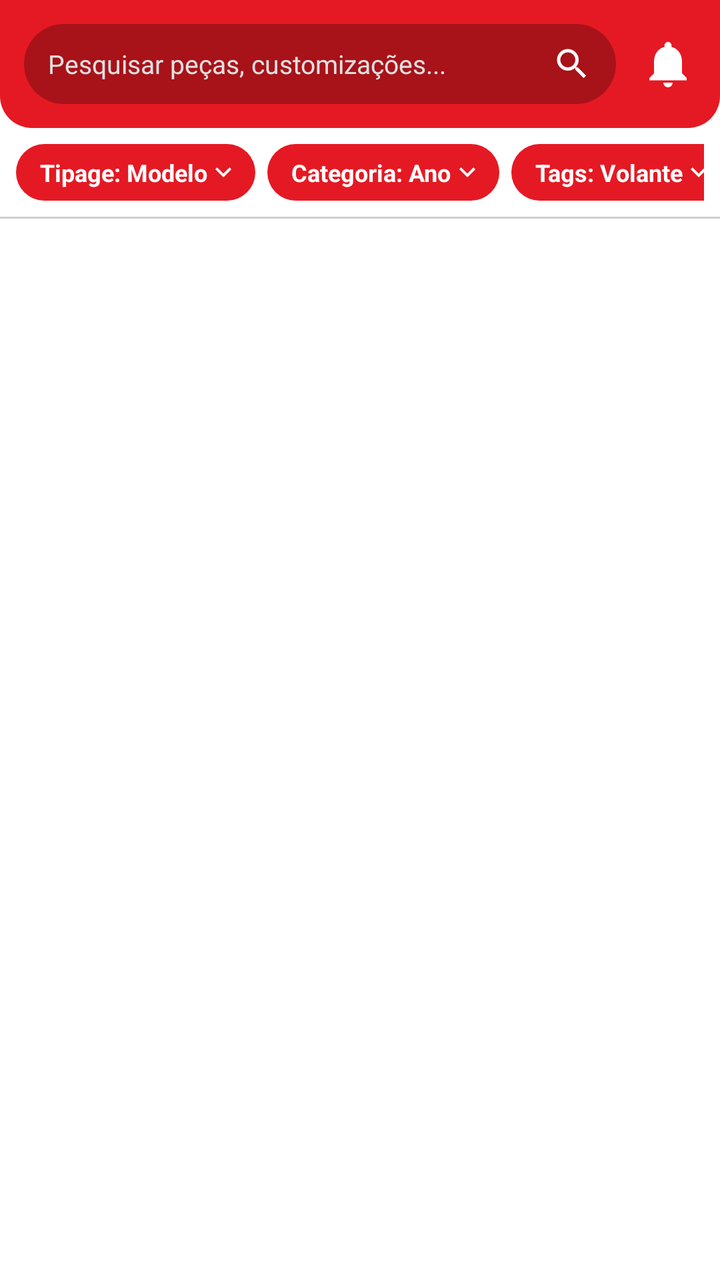
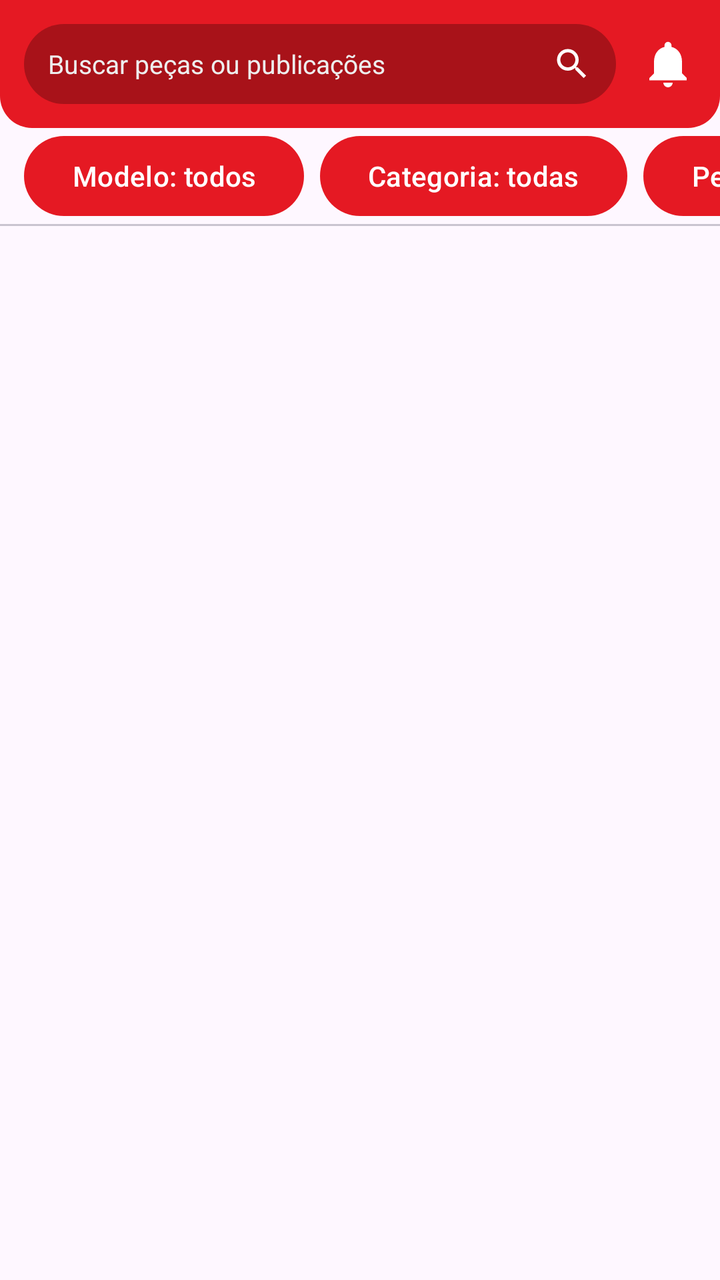

Screens rendered from an Android XML layout before and after an edit, with the pre-edit source and the edit as a unified diff.
<!-- AndroidManifest.xml: application theme Theme.App -->
<!-- res/layout/fragment_home.xml -->
<?xml version="1.0" encoding="utf-8"?>
<LinearLayout xmlns:android="http://schemas.android.com/apk/res/android"
    xmlns:app="http://schemas.android.com/apk/res-auto"
    xmlns:tools="http://schemas.android.com/tools"
    android:layout_width="match_parent"
    android:layout_height="match_parent"
    android:orientation="vertical"
    android:background="@color/white">

    
    <LinearLayout
        android:layout_width="match_parent"
        android:layout_height="wrap_content"
        android:background="@drawable/bg_red_header"
        android:orientation="horizontal"
        android:gravity="center_vertical"
        android:padding="12dp">

        <LinearLayout
            android:layout_width="0dp"
            android:layout_height="40dp"
            android:layout_weight="1"
            android:background="@drawable/bg_search_bar"
            android:orientation="horizontal"
            android:gravity="center_vertical"
            android:paddingStart="12dp"
            android:paddingEnd="12dp">

            <TextView
                android:layout_width="0dp"
                android:layout_height="wrap_content"
                android:layout_weight="1"
                android:text="Pesquisar peças, customizações..."
                android:textColor="#E0E0E0"
                android:textSize="13sp"
                android:ellipsize="end"
                android:maxLines="1" />

            <ImageView
                android:layout_width="20dp"
                android:layout_height="20dp"
                android:src="@drawable/ic_search"
                app:tint="@color/white"
                android:contentDescription="Search" />
        </LinearLayout>

        <ImageView
            android:id="@+id/btn_notifications"
            android:layout_width="28dp"
            android:layout_height="28dp"
            android:layout_marginStart="12dp"
            android:src="@drawable/ic_notifications"
            app:tint="@color/white"
            android:contentDescription="Notifications" />
    </LinearLayout>

    
    <HorizontalScrollView
        android:layout_width="match_parent"
        android:layout_height="wrap_content"
        android:scrollbars="none"
        android:padding="8dp">

        <LinearLayout
            android:layout_width="wrap_content"
            android:layout_height="wrap_content"
            android:orientation="horizontal"
            android:gravity="center_vertical">

            <LinearLayout
                android:layout_width="wrap_content"
                android:layout_height="wrap_content"
                android:background="@drawable/bg_red_pill"
                android:paddingStart="12dp"
                android:paddingEnd="8dp"
                android:paddingTop="6dp"
                android:paddingBottom="6dp"
                android:orientation="horizontal"
                android:gravity="center_vertical"
                android:layout_marginEnd="6dp">

                <TextView
                    android:layout_width="wrap_content"
                    android:layout_height="wrap_content"
                    android:text="Tipage: Modelo"
                    android:textColor="@color/white"
                    android:textSize="12sp"
                    android:textStyle="bold" />

                <ImageView
                    android:layout_width="16dp"
                    android:layout_height="16dp"
                    android:src="@drawable/ic_arrow_down"
                    app:tint="@color/white" />
            </LinearLayout>

            <LinearLayout
                android:layout_width="wrap_content"
                android:layout_height="wrap_content"
                android:background="@drawable/bg_red_pill"
                android:paddingStart="12dp"
                android:paddingEnd="8dp"
                android:paddingTop="6dp"
                android:paddingBottom="6dp"
                android:orientation="horizontal"
                android:gravity="center_vertical"
                android:layout_marginEnd="6dp">

                <TextView
                    android:layout_width="wrap_content"
                    android:layout_height="wrap_content"
                    android:text="Categoria: Ano"
                    android:textColor="@color/white"
                    android:textSize="12sp"
                    android:textStyle="bold" />

                <ImageView
                    android:layout_width="16dp"
                    android:layout_height="16dp"
                    android:src="@drawable/ic_arrow_down"
                    app:tint="@color/white" />
            </LinearLayout>

            <LinearLayout
                android:layout_width="wrap_content"
                android:layout_height="wrap_content"
                android:background="@drawable/bg_red_pill"
                android:paddingStart="12dp"
                android:paddingEnd="8dp"
                android:paddingTop="6dp"
                android:paddingBottom="6dp"
                android:orientation="horizontal"
                android:gravity="center_vertical"
                android:layout_marginEnd="12dp">

                <TextView
                    android:layout_width="wrap_content"
                    android:layout_height="wrap_content"
                    android:text="Tags: Volante"
                    android:textColor="@color/white"
                    android:textSize="12sp"
                    android:textStyle="bold" />

                <ImageView
                    android:layout_width="16dp"
                    android:layout_height="16dp"
                    android:src="@drawable/ic_arrow_down"
                    app:tint="@color/white" />
            </LinearLayout>

            <ImageView
                android:id="@+id/btn_chat_home"
                android:layout_width="28dp"
                android:layout_height="28dp"
                android:src="@drawable/ic_chat"
                app:tint="@color/black"
                android:contentDescription="Chat" />
        </LinearLayout>
    </HorizontalScrollView>

    <View
        android:layout_width="match_parent"
        android:layout_height="1dp"
        android:background="@color/gray_border" />

    <ProgressBar
        android:id="@+id/feed_progress"
        android:layout_width="wrap_content"
        android:layout_height="wrap_content"
        android:layout_gravity="center_horizontal"
        android:layout_margin="16dp" />

    <TextView
        android:id="@+id/feed_message"
        android:layout_width="match_parent"
        android:layout_height="wrap_content"
        android:padding="24dp"
        android:gravity="center"
        android:visibility="gone" />

    <com.google.android.material.button.MaterialButton
        android:id="@+id/retry_button"
        android:layout_width="wrap_content"
        android:layout_height="wrap_content"
        android:layout_gravity="center_horizontal"
        android:text="@string/feed_retry"
        android:visibility="gone" />

    <androidx.recyclerview.widget.RecyclerView
        android:id="@+id/feed_list"
        android:layout_width="match_parent"
        android:layout_height="0dp"
        android:layout_weight="1"
        android:clipToPadding="false"
        android:padding="12dp" />
</LinearLayout>
<!-- resources referenced by this layout -->
<resources>
  <color name="black">#FF000000</color>
  <color name="gray_border">#D0D0D0</color>
  <color name="white">#FFFFFFFF</color>
  <!-- drawable bg_red_header (drawable) -->
  <?xml version="1.0" encoding="utf-8"?>
  <shape xmlns:android="http://schemas.android.com/apk/res/android"
      android:shape="rectangle">
      <solid android:color="@color/red_primary" />
      <corners
          android:bottomLeftRadius="16dp"
          android:bottomRightRadius="16dp" />
  </shape>
  <!-- drawable bg_red_pill (drawable) -->
  <?xml version="1.0" encoding="utf-8"?>
  <shape xmlns:android="http://schemas.android.com/apk/res/android"
      android:shape="rectangle">
      <solid android:color="@color/red_primary" />
      <corners android:radius="16dp" />
  </shape>
  <!-- drawable bg_search_bar (drawable) -->
  <?xml version="1.0" encoding="utf-8"?>
  <shape xmlns:android="http://schemas.android.com/apk/res/android"
      android:shape="rectangle">
      <solid android:color="@color/red_dark" />
      <corners android:radius="20dp" />
  </shape>
  <!-- drawable ic_arrow_down (drawable) -->
  <vector xmlns:android="http://schemas.android.com/apk/res/android"
      android:width="24dp"
      android:height="24dp"
      android:viewportWidth="24"
      android:viewportHeight="24">
      <path
          android:fillColor="#FFFFFFFF"
          android:pathData="M7.41,8.58L12,13.17L16.59,8.58L18,10L12,16L6,10L7.41,8.58Z"/>
  </vector>
  <!-- drawable ic_chat (drawable) -->
  <vector xmlns:android="http://schemas.android.com/apk/res/android"
      android:width="24dp"
      android:height="24dp"
      android:viewportWidth="24"
      android:viewportHeight="24">
      <path
          android:fillColor="#FF000000"
          android:pathData="M20,2H4A2,2 0 0,0 2,4V22L6,18H20A2,2 0 0,0 22,16V4A2,2 0 0,0 20,2M20,16H5.17L4,17.17V4H20V16Z"/>
  </vector>
  <!-- drawable ic_notifications (drawable) -->
  <vector xmlns:android="http://schemas.android.com/apk/res/android"
      android:width="24dp"
      android:height="24dp"
      android:viewportWidth="24"
      android:viewportHeight="24">
      <path
          android:fillColor="#FFFFFFFF"
          android:pathData="M12,22A2,2 0 0,0 14,20H10A2,2 0 0,0 12,22M18,16V11C18,7.93 16.36,5.36 13.5,4.68V4A1.5,1.5 0 0,0 12,2.5A1.5,1.5 0 0,0 10.5,4V4.68C7.63,5.36 6,7.92 6,11V16L4,18V19H20V18L18,16Z"/>
  </vector>
  <!-- drawable ic_search (drawable) -->
  <vector xmlns:android="http://schemas.android.com/apk/res/android"
      android:width="24dp"
      android:height="24dp"
      android:viewportWidth="24"
      android:viewportHeight="24">
      <path
          android:fillColor="#FFFFFFFF"
          android:pathData="M15.5,14H14.71L14.43,13.73A6.471,6.471 0 0,0 16,9.5A6.5,6.5 0 1,0 9.5,16A6.471,6.471 0 0,0 13.73,14.43L14,14.71V15.5L19,20.49L20.49,19L15.5,14ZM9.5,14C7.01,14 5,11.99 5,9.5C5,7.01 7.01,5 9.5,5C11.99,5 14,7.01 14,9.5C14,11.99 11.99,14 9.5,14Z"/>
  </vector>
  <string name="feed_retry">Tentar novamente</string>
  <style name="Theme.App" parent="Base.Theme.App" />
  <color name="red_primary">#E51923</color>
  <color name="red_dark">#A81219</color>
  <style name="Base.Theme.App" parent="Theme.Material3.DayNight.NoActionBar">
          <item name="colorPrimary">@color/red_primary</item>
          <item name="colorOnPrimary">@color/white</item>
          <item name="colorSecondary">@color/red_primary</item>
  
          
      </style>
</resources>

<!-- the commit's change to res/layout/fragment_home.xml (unified diff, before → after) -->
@@ -5,7 +5,7 @@
     android:layout_width="match_parent"
     android:layout_height="match_parent"
     android:orientation="vertical"
-    android:background="@color/white">
+    android:background="?attr/colorSurface">
 
     
     <LinearLayout
@@ -26,12 +26,13 @@
             android:paddingStart="12dp"
             android:paddingEnd="12dp">
 
-            <TextView
+            <EditText android:id="@+id/feed_search" android:inputType="text" android:imeOptions="actionSearch" android:autofillHints="" android:background="@android:color/transparent"
                 android:layout_width="0dp"
                 android:layout_height="wrap_content"
                 android:layout_weight="1"
-                android:text="Pesquisar peças, customizações..."
-                android:textColor="#E0E0E0"
+                android:hint="@string/feed_search_hint"
+                android:textColor="@color/white"
+                    android:textColorHint="#EEEEEE"
                 android:textSize="13sp"
                 android:ellipsize="end"
                 android:maxLines="1" />
@@ -54,114 +55,18 @@
             android:contentDescription="Notifications" />
     </LinearLayout>
 
-    
-    <HorizontalScrollView
-        android:layout_width="match_parent"
-        android:layout_height="wrap_content"
-        android:scrollbars="none"
-        android:padding="8dp">
-
-        <LinearLayout
-            android:layout_width="wrap_content"
-            android:layout_height="wrap_content"
-            android:orientation="horizontal"
-            android:gravity="center_vertical">
-
-            <LinearLayout
-                android:layout_width="wrap_content"
-                android:layout_height="wrap_content"
-                android:background="@drawable/bg_red_pill"
-                android:paddingStart="12dp"
-                android:paddingEnd="8dp"
-                android:paddingTop="6dp"
-                android:paddingBottom="6dp"
-                android:orientation="horizontal"
-                android:gravity="center_vertical"
-                android:layout_marginEnd="6dp">
-
-                <TextView
-                    android:layout_width="wrap_content"
-                    android:layout_height="wrap_content"
-                    android:text="Tipage: Modelo"
-                    android:textColor="@color/white"
-                    android:textSize="12sp"
-                    android:textStyle="bold" />
-
-                <ImageView
-                    android:layout_width="16dp"
-                    android:layout_height="16dp"
-                    android:src="@drawable/ic_arrow_down"
-                    app:tint="@color/white" />
-            </LinearLayout>
-
-            <LinearLayout
-                android:layout_width="wrap_content"
-                android:layout_height="wrap_content"
-                android:background="@drawable/bg_red_pill"
-                android:paddingStart="12dp"
-                android:paddingEnd="8dp"
-                android:paddingTop="6dp"
-                android:paddingBottom="6dp"
-                android:orientation="horizontal"
-                android:gravity="center_vertical"
-                android:layout_marginEnd="6dp">
-
-                <TextView
-                    android:layout_width="wrap_content"
-                    android:layout_height="wrap_content"
-                    android:text="Categoria: Ano"
-                    android:textColor="@color/white"
-                    android:textSize="12sp"
-                    android:textStyle="bold" />
-
-                <ImageView
-                    android:layout_width="16dp"
-                    android:layout_height="16dp"
-                    android:src="@drawable/ic_arrow_down"
-                    app:tint="@color/white" />
-            </LinearLayout>
-
-            <LinearLayout
-                android:layout_width="wrap_content"
-                android:layout_height="wrap_content"
-                android:background="@drawable/bg_red_pill"
-                android:paddingStart="12dp"
-                android:paddingEnd="8dp"
-                android:paddingTop="6dp"
-                android:paddingBottom="6dp"
-                android:orientation="horizontal"
-                android:gravity="center_vertical"
-                android:layout_marginEnd="12dp">
-
-                <TextView
-                    android:layout_width="wrap_content"
-                    android:layout_height="wrap_content"
-                    android:text="Tags: Volante"
-                    android:textColor="@color/white"
-                    android:textSize="12sp"
-                    android:textStyle="bold" />
-
-                <ImageView
-                    android:layout_width="16dp"
-                    android:layout_height="16dp"
-                    android:src="@drawable/ic_arrow_down"
-                    app:tint="@color/white" />
-            </LinearLayout>
-
-            <ImageView
-                android:id="@+id/btn_chat_home"
-                android:layout_width="28dp"
-                android:layout_height="28dp"
-                android:src="@drawable/ic_chat"
-                app:tint="@color/black"
-                android:contentDescription="Chat" />
+    <HorizontalScrollView android:layout_width="match_parent" android:layout_height="wrap_content" android:scrollbars="none">
+        <LinearLayout android:layout_width="wrap_content" android:layout_height="wrap_content" android:orientation="horizontal" android:paddingHorizontal="12dp">
+            <com.google.android.material.button.MaterialButton android:id="@+id/model_filter" android:layout_width="wrap_content" android:layout_height="wrap_content" android:text="@string/filter_model" app:cornerRadius="24dp" />
+            <com.google.android.material.button.MaterialButton android:id="@+id/category_filter" android:layout_width="wrap_content" android:layout_height="wrap_content" android:layout_marginStart="8dp" android:text="@string/filter_category" app:cornerRadius="24dp" />
+            <com.google.android.material.button.MaterialButton android:id="@+id/tag_filter" android:layout_width="wrap_content" android:layout_height="wrap_content" android:layout_marginStart="8dp" android:text="@string/filter_piece" app:cornerRadius="24dp" />
+            <ImageButton android:id="@+id/btn_chat_home" android:layout_width="48dp" android:layout_height="48dp" android:src="@drawable/ic_chat" android:background="?attr/selectableItemBackgroundBorderless" app:tint="?attr/colorOnSurface" android:contentDescription="@string/title_usuarios" />
         </LinearLayout>
     </HorizontalScrollView>
-
     <View
         android:layout_width="match_parent"
         android:layout_height="1dp"
-        android:background="@color/gray_border" />
+        android:background="?attr/colorOutlineVariant" />
 
     <ProgressBar
         android:id="@+id/feed_progress"
<!-- resource entries referenced after the edit -->
@@ -1,7 +1,5 @@
 <!-- resources referenced by this layout -->
 <resources>
-  <color name="black">#FF000000</color>
-  <color name="gray_border">#D0D0D0</color>
   <color name="white">#FFFFFFFF</color>
   <!-- drawable bg_red_header (drawable) -->
   <?xml version="1.0" encoding="utf-8"?>
@@ -12,13 +10,6 @@
           android:bottomLeftRadius="16dp"
           android:bottomRightRadius="16dp" />
   </shape>
-  <!-- drawable bg_red_pill (drawable) -->
-  <?xml version="1.0" encoding="utf-8"?>
-  <shape xmlns:android="http://schemas.android.com/apk/res/android"
-      android:shape="rectangle">
-      <solid android:color="@color/red_primary" />
-      <corners android:radius="16dp" />
-  </shape>
   <!-- drawable bg_search_bar (drawable) -->
   <?xml version="1.0" encoding="utf-8"?>
   <shape xmlns:android="http://schemas.android.com/apk/res/android"
@@ -26,16 +17,6 @@
       <solid android:color="@color/red_dark" />
       <corners android:radius="20dp" />
   </shape>
-  <!-- drawable ic_arrow_down (drawable) -->
-  <vector xmlns:android="http://schemas.android.com/apk/res/android"
-      android:width="24dp"
-      android:height="24dp"
-      android:viewportWidth="24"
-      android:viewportHeight="24">
-      <path
-          android:fillColor="#FFFFFFFF"
-          android:pathData="M7.41,8.58L12,13.17L16.59,8.58L18,10L12,16L6,10L7.41,8.58Z"/>
-  </vector>
   <!-- drawable ic_chat (drawable) -->
   <vector xmlns:android="http://schemas.android.com/apk/res/android"
       android:width="24dp"
@@ -67,6 +48,11 @@
           android:pathData="M15.5,14H14.71L14.43,13.73A6.471,6.471 0 0,0 16,9.5A6.5,6.5 0 1,0 9.5,16A6.471,6.471 0 0,0 13.73,14.43L14,14.71V15.5L19,20.49L20.49,19L15.5,14ZM9.5,14C7.01,14 5,11.99 5,9.5C5,7.01 7.01,5 9.5,5C11.99,5 14,7.01 14,9.5C14,11.99 11.99,14 9.5,14Z"/>
   </vector>
   <string name="feed_retry">Tentar novamente</string>
+  <string name="feed_search_hint">Buscar peças ou publicações</string>
+  <string name="filter_category">Categoria: todas</string>
+  <string name="filter_model">Modelo: todos</string>
+  <string name="filter_piece">Peça: todas</string>
+  <string name="title_usuarios">Usuários</string>
   <style name="Theme.App" parent="Base.Theme.App" />
   <color name="red_primary">#E51923</color>
   <color name="red_dark">#A81219</color>
@@ -74,6 +60,7 @@
           <item name="colorPrimary">@color/red_primary</item>
           <item name="colorOnPrimary">@color/white</item>
           <item name="colorSecondary">@color/red_primary</item>
+          <item name="android:windowBackground">?attr/colorSurface</item>
   
           
       </style>
